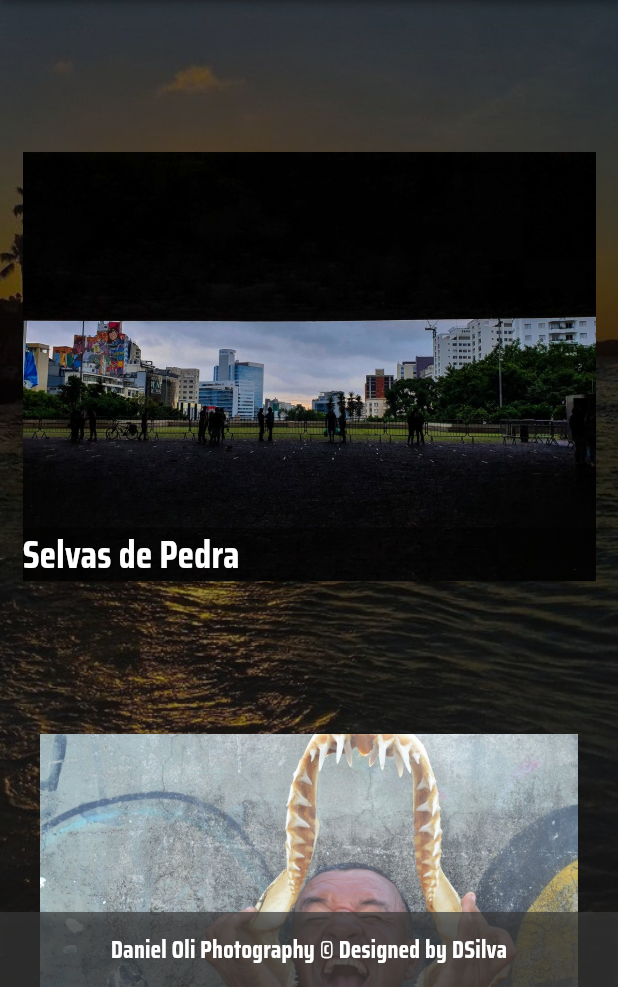
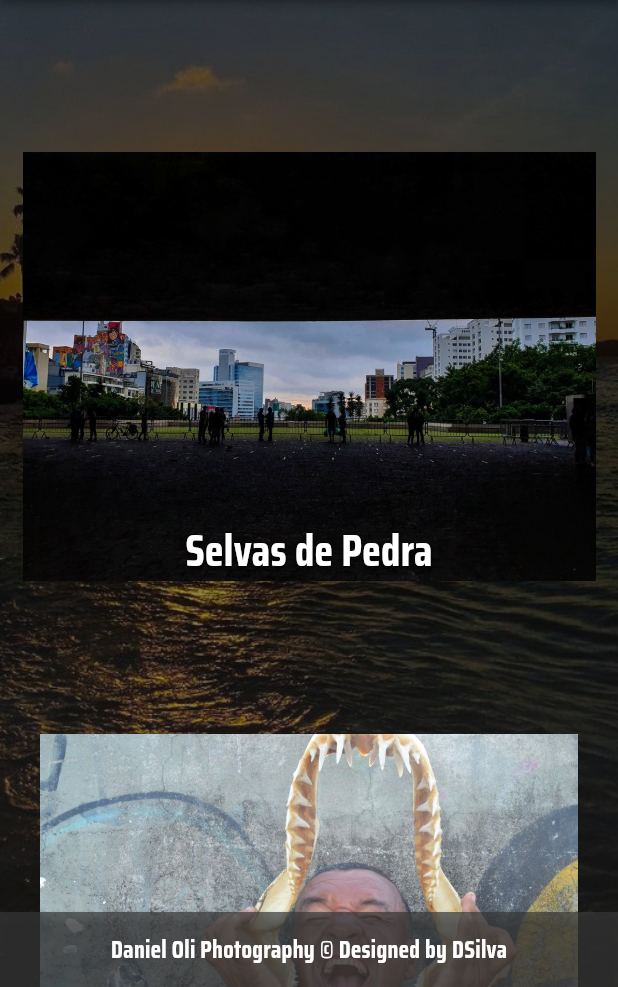
Before and after one commit to DenisRdsilva/DdanieOli, a Flutter app: the screen it shows after launch, scrolled down 1152 dp, on a phone screen of 412 x 824 dp, the part 249-1236 px from its top. Run offline on Flutter 3.47's test engine with Material 3 defaults, Android fonts, the light colour scheme and no system bars; drawn by our look-alikes of carousel_slider; our stand-ins replace flutter_riverpod, font_awesome_flutter, shared_preferences, video_player; network calls fail.

Commit message:
Correções visuais

```diff
--- a/lib/app/views/home/device/home_mobile.dart
+++ b/lib/app/views/home/device/home_mobile.dart
@@ -1,8 +1,6 @@
 import 'package:carousel_slider/carousel_slider.dart';
 import 'package:ddanieloli/app/views/home/home_view.dart';
 import 'package:flutter/material.dart';
-
-import '../../../../utils/app_theme.dart';
 
 class HomeMobile extends StatefulWidget {
   final double swidth;
@@ -18,19 +16,26 @@ class _HomeMobileState extends State<HomeMobile> {
   List<Widget> imagesHome = [
     for (var i = 1; i <= 5; i++) ...{
       Stack(
-        alignment: Alignment.bottomLeft,
+        alignment: Alignment.bottomCenter,
         children: [
           Image.asset("assets/images/gal${i}m.jpg"),
-          Material(
-              color: Colors.black45,
-              child: Row(
-                mainAxisSize: MainAxisSize.max,
-                children: [
-                  Text(galeriesTitle[i - 1],
-                      textScaler: const TextScaler.linear(1.8),
-                      style: textTheme.bodySmall),
-                ],
-              )),
+          SizedBox(
+              child: Material(
+                  color: Colors.transparent,
+                  child: Padding(
+                    padding: const EdgeInsets.symmetric(horizontal: 8),
+                    child: Text(galeriesTitle[i - 1],
+                        textScaler: const TextScaler.linear(1.8),
+                        style: const TextStyle(
+                          shadows: [
+                            Shadow(
+                              offset: Offset(0, 2),
+                              blurRadius: 5,
+                              color: Colors.black,
+                            )
+                          ],
+                        )),
+                  ))),
         ],
       ),
     }
```
